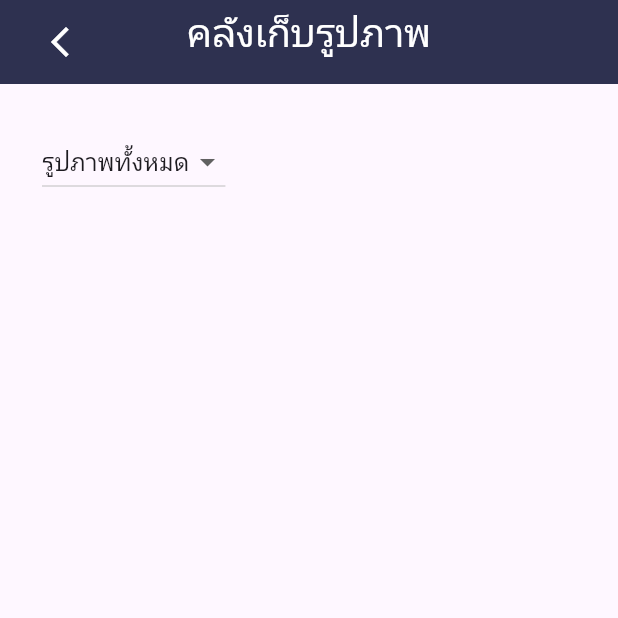
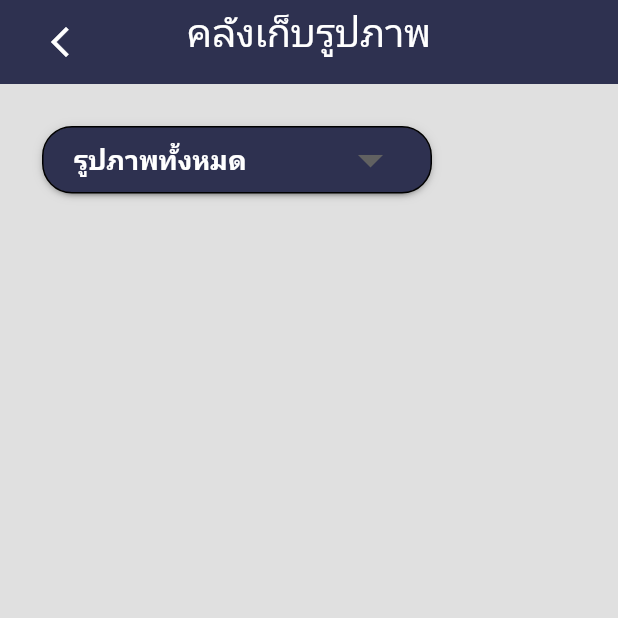
Before and after one commit to KeyClover/KunChang_photo, a Flutter app: the screen it shows after launch, after a tap on "บันทึก", on a phone screen of 412 x 824 dp, the top half of it. Run offline on Flutter 3.47's test engine with Material 3 defaults, Android fonts, the phone set to English and light mode, and no system bars; drawn by our look-alikes of dropdown_button2; our stand-ins replace hexcolor, image_picker, sqflite; missing offline and left inert: freestyle_speed_dial; accounts and stored records are empty.

Commit message:
update: customize dropdown button on display image (color, font, alignment) also make sure the dropdown button doesnt shift up while click on the selected field

```diff
--- a/lib/main.dart
+++ b/lib/main.dart
@@ -2,7 +2,7 @@ import 'package:flutter/material.dart';
 import 'package:hexcolor/hexcolor.dart';
 import 'package:kunchang_photo/pages/display_image.dart';
 import 'package:kunchang_photo/pages/take_picture_page.dart';
-import 'package:kunchang_photo/pages/blank_page.dart';
+// import 'package:kunchang_photo/pages/blank_page.dart';
 import 'package:provider/single_child_widget.dart';
 import 'package:provider/provider.dart';
 import 'package:kunchang_photo/provider/images_provider.dart';
--- a/lib/pages/blank_page.dart
+++ b/lib/pages/blank_page.dart
@@ -4,8 +4,10 @@ import 'package:flutter/material.dart';
 // import 'package:kunchang_photo/pages/take_picture_page.dart';
 // import 'package:hexcolor/hexcolor.dart';
 import 'package:freestyle_speed_dial/freestyle_speed_dial.dart';
+import 'package:kunchang_photo/pages/display_image.dart';
 
-// This page is for Test speeddial widget
+/* This page is for Test speeddial widget and any other feature in the application */
+
 class BlankPage extends StatelessWidget {
   const BlankPage({super.key});
 
@@ -16,7 +18,7 @@ class BlankPage extends StatelessWidget {
       appBar: AppBar(
         title: const Text('this is for test'),
       ),
-      body: Center(child: Text('content goes here')),
+      body: const Center(child: Text('content goes here')),
 
       bottomNavigationBar: BottomAppBar(
         shape: const CircularNotchedRectangle(),
@@ -116,14 +118,14 @@ itemBuilder: (context, Widget item, i, animation) {
           ),
           FloatingActionButton(
             shape: const CircleBorder(),
-            onPressed: () {},
+            onPressed: () => Navigator.push(context, MaterialPageRoute(builder: (context) => const DisplayImagePage())),
             child: const Icon(Icons.camera_alt),
           ),
-          FloatingActionButton(
-            shape: const CircleBorder(),
-            onPressed: () {},
-            child: const Icon(Icons.qr_code_scanner),
-          ),
+          // FloatingActionButton(
+          //   shape: const CircleBorder(),
+          //   onPressed: () {},
+          //   child: const Icon(Icons.qr_code_scanner),
+          // ),
         ],
 
       ),
--- a/lib/pages/display_image.dart
+++ b/lib/pages/display_image.dart
@@ -1,10 +1,12 @@
 import 'dart:io';
+import 'package:dropdown_button2/dropdown_button2.dart';
 import 'package:flutter/material.dart';
 import 'package:kunchang_photo/models/images_model.dart';
 import 'package:hexcolor/hexcolor.dart';
 import 'package:kunchang_photo/pages/take_picture_page.dart';
 import 'package:kunchang_photo/provider/images_provider.dart';
 import 'package:provider/provider.dart';
+import 'package:sqflite/utils/utils.dart';
 
 class DisplayImagePage extends StatefulWidget {
   const DisplayImagePage({super.key});
@@ -44,7 +46,6 @@ class _DisplayImagePageState extends State<DisplayImagePage> {
       setState(() {});
     });
   }
-
 
   Future<List<ImagesModel>> fetchAllImagesFromDB(BuildContext context) async {
     final imageProvider = Provider.of<ImagesProvider>(context, listen: false);
@@ -86,7 +87,7 @@ class _DisplayImagePageState extends State<DisplayImagePage> {
         );
       });
     }
-  }// has error
+  } // has error
 
   Map<String, bool> _checkFieldsWithImages(List<ImagesModel> allImages) {
     final Map<String, bool> fieldHasImages = {
@@ -204,8 +205,30 @@ class _DisplayImagePageState extends State<DisplayImagePage> {
                   // Dropdown for filter options with icons
                   Padding(
                     padding: const EdgeInsets.all(8.0),
-                    child: DropdownButton<String>(
+                    child: DropdownButtonHideUnderline(
+                      child: DropdownButton2<String>(
+                        dropdownStyleData: DropdownStyleData(
+                          maxHeight: 400,
+                          width: 250,
+                          decoration: BoxDecoration(
                             borderRadius: BorderRadius.circular(20),
+                            color: HexColor("#2e3150"),
+                          ),
+                        ),
+                        buttonStyleData: ButtonStyleData(
+                          height: 45,
+                          width: 260,
+                          padding: const EdgeInsets.only(left: 20, right: 20),
+                          decoration: BoxDecoration(
+                            borderRadius: BorderRadius.circular(20),
+                            border: Border.all(color: Colors.black),
+                            color: HexColor("#2e3150"),
+                          ),
+                          elevation: 2,
+                        ),
+                        iconStyleData: const IconStyleData(icon: Icon(Icons.arrow_drop_down)  ,iconSize: 40),
+
+                        isExpanded: true,
                         value: _selectedFilter,
                         items: fieldHasImages.keys
                             .map<DropdownMenuItem<String>>((String value) {
@@ -214,11 +237,17 @@ class _DisplayImagePageState extends State<DisplayImagePage> {
                             child: Row(
                               mainAxisAlignment: MainAxisAlignment.spaceBetween,
                               children: [
-                              Text(value),
+                                Text(value,
+                                    style: const TextStyle(
+                                        fontSize: 18,
+                                        fontWeight: FontWeight.bold,
+                                        color: Colors.white)),
                                 if (fieldHasImages[value] == true)
-                                const Icon(Icons.done,
-                                    color:
-                                        Colors.green), // Display the done icon
+                                  const Icon(
+                                    Icons.done,
+                                    color: Colors.green,
+                                    size: 30,
+                                  ),
                               ],
                             ),
                           );
@@ -228,6 +257,7 @@ class _DisplayImagePageState extends State<DisplayImagePage> {
                             _selectedFilter = newValue!;
                           });
                         },
+                      ),
                     ),
                   ),
                   Expanded(
@@ -244,6 +274,7 @@ class _DisplayImagePageState extends State<DisplayImagePage> {
           },
         ),
       ),
+      backgroundColor: HexColor("#e0e0e0"),
     );
   }
 
--- a/lib/pages/take_picture_page.dart
+++ b/lib/pages/take_picture_page.dart
@@ -250,6 +250,6 @@ class _TakePicturePageState extends State<TakePicturePage> {
               ),
             ),
           ),
-        ));
+        ),);
   }
 }
--- a/pubspec.yaml
+++ b/pubspec.yaml
@@ -45,6 +45,7 @@ dependencies:
   circular_menu: ^4.0.0
   freestyle_speed_dial: ^1.0.1+2
   spincircle_bottom_bar: ^2.0.0
+  dropdown_button2: ^2.3.9
 
 dev_dependencies:
   flutter_test:
```
Also changed, not shown: pubspec.lock. Lines whose indentation alone changed are shown as unchanged.
